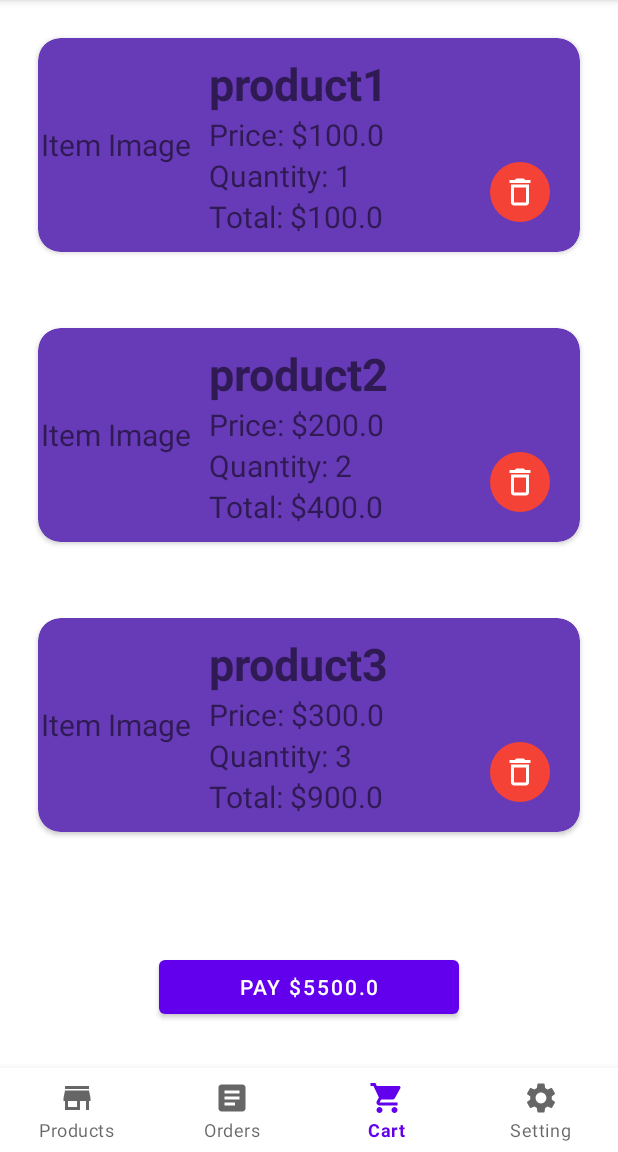
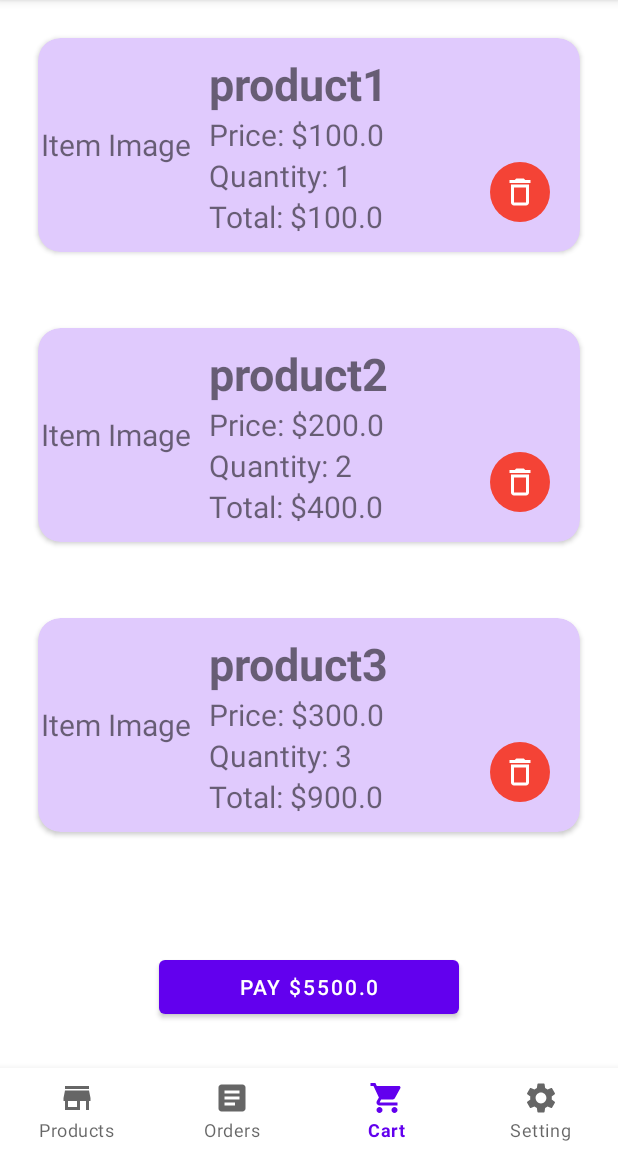
Before and after one commit to AgileTech-WV61/Mobile-app, an Android app: the RetailProductsFragment screen opened directly, with no data from a screen before it, item 3 of the bottom bar chosen, on a phone screen of 412 x 824 dp, the part 84-1236 px from its top. Run offline under Robolectric (Android 15) with nearby library versions, the phone set to English and light mode, and no system bars.

Commit message:
Fix: View Recycler Errors

```diff
--- a/app/src/main/java/com/example/ksero/RetailProductsFragment.kt
+++ b/app/src/main/java/com/example/ksero/RetailProductsFragment.kt
@@ -1,6 +1,11 @@
 package com.example.ksero
 
 import Beans.RProducts
+import Interface.HttpRequest.PlaceholderProducts
+import Interface.HttpRequest.PlaceholderUsers
+import Models.HttpRequest.Products.Product
+import android.content.Context
+import android.content.SharedPreferences
 import android.os.Bundle
 import androidx.fragment.app.Fragment
 import android.view.LayoutInflater
@@ -10,8 +15,13 @@ import androidx.recyclerview.widget.LinearLayoutManager
 import androidx.recyclerview.widget.RecyclerView
 import com.example.ksero.retailSeller_products.AdapterRProducts
 import com.google.android.material.bottomnavigation.BottomNavigationView
+import retrofit2.Retrofit
+import retrofit2.converter.gson.GsonConverterFactory
 
 class RetailProductsFragment : Fragment() {
+
+    lateinit var productsService: PlaceholderProducts
+    lateinit var sharedPreferences: SharedPreferences
 
     override fun onCreateView(
         inflater: LayoutInflater, container: ViewGroup?,
@@ -23,23 +33,36 @@ class RetailProductsFragment : Fragment() {
 
     override fun onViewCreated(view: View, savedInstanceState: Bundle?) {
         super.onViewCreated(view, savedInstanceState)
+        sharedPreferences = requireActivity().getSharedPreferences("sharedPrefs", Context.MODE_PRIVATE)
+        val retrofit = Retrofit.Builder()
+            .baseUrl("https://ksero.herokuapp.com/api/v1/")
+            .addConverterFactory(GsonConverterFactory.create())
+            .build()
+        productsService = retrofit.create(PlaceholderProducts::class.java)
         getAllProducts(view)
 
     }
 
     private fun getAllProducts(view: View) {
-        val product1 = RProducts("Aceite", 66.00, "Primor", "Caja de 6 unidades")
-        val product2 = RProducts("Sillao", 36.00, "Kiko", "Caja de 12 unidades")
-        val product3 = RProducts("Leche", 84.00, "Gloria", "Caja de 24 unidades")
+        val token = sharedPreferences.getString("token", null)
+        val call = productsService.getProducts("Bearer $token")
+        call.enqueue(object : retrofit2.Callback<List<Product>> {
+            override fun onResponse(
+                call: retrofit2.Call<List<Product>>,
+                response: retrofit2.Response<List<Product>>
+            ) {
+                if (response.isSuccessful) {
+                    val products = response.body()
+                    println(products)
+                    val recyclerView = view.findViewById<RecyclerView>(R.id.recyclerViewProducts)
+                    recyclerView.layoutManager = LinearLayoutManager(context)
+                    recyclerView.adapter = AdapterRProducts(products!!)
+                }
+            }
 
-        val products = mutableListOf<RProducts>()
-
-        products.add(product1)
-        products.add(product2)
-        products.add(product3)
-
-        val recycler = view.findViewById<RecyclerView>(R.id.recyclerViewProducts)
-        recycler.layoutManager = LinearLayoutManager(context)
-        recycler.adapter = AdapterRProducts(products)
+            override fun onFailure(call: retrofit2.Call<List<Product>>, t: Throwable) {
+                println(t.message)
+            }
+        })
     }
 }
--- a/app/src/main/java/com/example/ksero/WholesalerOrdersFragment.kt
+++ b/app/src/main/java/com/example/ksero/WholesalerOrdersFragment.kt
@@ -56,7 +56,7 @@ class WholesalerOrdersFragment : Fragment() {
 
         val recyclerP = view.findViewById<RecyclerView>(R.id.recyclerViewCartPending)
         recyclerP.layoutManager = LinearLayoutManager(context)
-        recyclerP.adapter = AdapterWOrdersPending(orders)
+        recyclerP.adapter = AdapterWOrdersPending(ordersP)
 
     }
 }
--- a/app/src/main/java/com/example/ksero/retailSeller_products/AdapterRProducts.kt
+++ b/app/src/main/java/com/example/ksero/retailSeller_products/AdapterRProducts.kt
@@ -1,12 +1,13 @@
 package com.example.ksero.retailSeller_products
 
 import Beans.RProducts
+import Models.HttpRequest.Products.Product
 import android.view.LayoutInflater
 import android.view.ViewGroup
 import androidx.recyclerview.widget.RecyclerView
 import com.example.ksero.R
 
-class AdapterRProducts(private val productList: List<RProducts >): RecyclerView.Adapter<RProductsViewHolder>() {
+class AdapterRProducts(private val productList: List<Product>): RecyclerView.Adapter<RProductsViewHolder>() {
 
     override fun onCreateViewHolder(parent: ViewGroup, viewType: Int): RProductsViewHolder {
         val layoutInflater = LayoutInflater.from(parent.context)
--- a/app/src/main/java/com/example/ksero/retailSeller_products/RProductsViewHolder.kt
+++ b/app/src/main/java/com/example/ksero/retailSeller_products/RProductsViewHolder.kt
@@ -1,6 +1,7 @@
 package com.example.ksero.retailSeller_products
 
 import Beans.RProducts
+import Models.HttpRequest.Products.Product
 import android.view.View
 import android.widget.TextView
 import androidx.recyclerview.widget.RecyclerView
@@ -10,13 +11,11 @@ class RProductsViewHolder(view: View): RecyclerView.ViewHolder(view) {
 
     val name = view.findViewById<TextView>(R.id.textViewItemNameValue)
     val description = view.findViewById<TextView>(R.id.textViewItemDescriptionValue)
-    val brant = view.findViewById<TextView>(R.id.textViewItemBrantValue)
     val price = view.findViewById<TextView>(R.id.textViewItemPriceValue)
 
-    fun render(productModel: RProducts){
+    fun render(productModel: Product){
         name.text = productModel.name
         description.text = productModel.description
-        brant.text = productModel.brant
         price.text = productModel.price.toString()
     }
 }
--- a/app/src/main/res/layout/item_retail_seller_cart.xml
+++ b/app/src/main/res/layout/item_retail_seller_cart.xml
@@ -6,7 +6,7 @@
     app:cardCornerRadius="15dp"
     android:layout_width="match_parent"
     android:layout_height="wrap_content"
-    android:backgroundTint="#673ab7"
+    android:backgroundTint="#E0CAFD"
     android:layout_margin="25dp">
     <LinearLayout
         android:layout_width="match_parent"
--- a/app/src/main/res/layout/item_wholesaler_orders.xml
+++ b/app/src/main/res/layout/item_wholesaler_orders.xml
@@ -30,8 +30,7 @@
         <LinearLayout
             android:layout_width="wrap_content"
             android:layout_height="wrap_content"
-            android:orientation="vertical"
-            android:layout_margin="10dp">
+            android:orientation="vertical">
             <TextView
                 android:id="@+id/textViewItemNameValue"
                 android:layout_width="wrap_content"
```
Also changed, not shown: app/src/main/java/com/example/ksero/RetailSellerProductsActivity.kt (+0 -12 lines), app/src/main/res/layout/item_retail_seller_products.xml (+0 -23 lines), app/src/main/res/layout/item_wholesaler_product.xml (+10 -1 lines).
